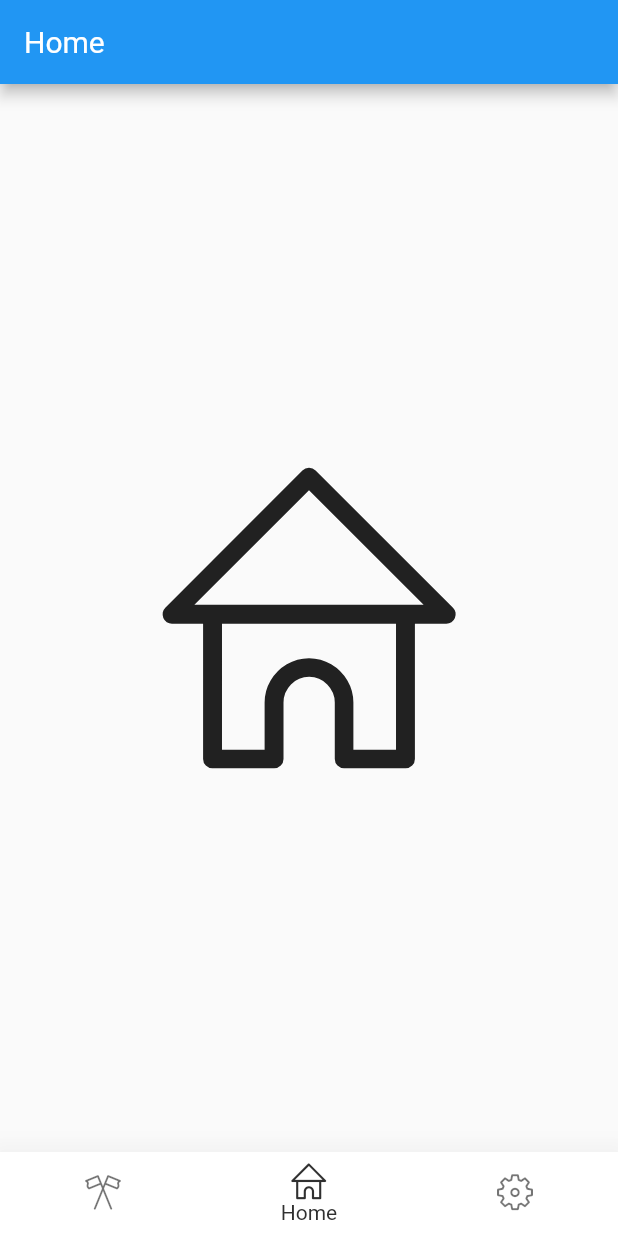
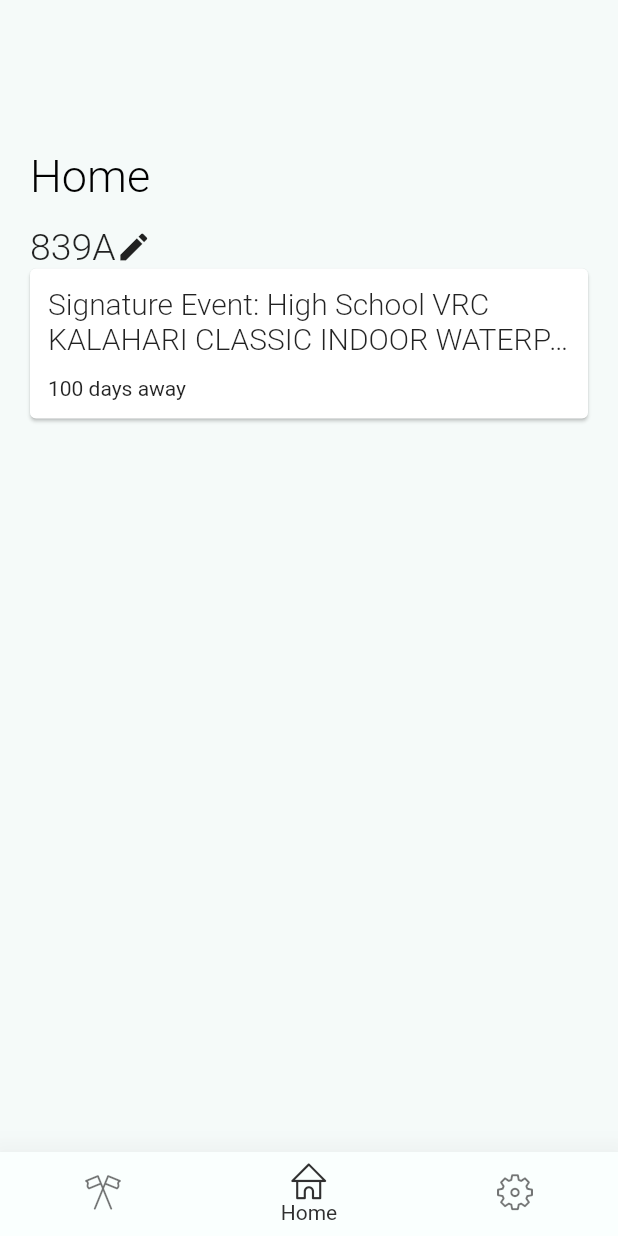
Before and after one commit to elapse-vrc/elapse-app, a Flutter app: the screen it shows after launch, on a phone screen of 412 x 824 dp. Run offline on Flutter 3.47's test engine with Material 2 defaults, Android fonts, the phone set to English and light mode, and no system bars.

Commit message:
starting homepage
only has team number, edit icon, and nexr tournament card rn

```diff
--- a/elapse/lib/main.dart
+++ b/elapse/lib/main.dart
@@ -81,7 +81,7 @@ class _MyStatefulWidgetState extends State<MyStatefulWidget> {
         currentIndex: _selectedIndex,
         selectedItemColor: Colors.grey[850],
         onTap: _onItemTapped,
-        backgroundColor: Colors.white,
+        backgroundColor: const Color.fromARGB(255, 250, 255, 254),
         elevation: 20,
       ),
     );
--- a/elapse/lib/pages/home.dart
+++ b/elapse/lib/pages/home.dart
@@ -2,17 +2,94 @@ import 'package:elapse/elapse_icons_icons.dart';
 import 'package:flutter/cupertino.dart';
 import 'package:flutter/material.dart';
 
-class HomePage extends StatelessWidget {
+/*class HomePage extends StatelessWidget {
   const HomePage({Key key}) : super(key: key);
 
   @override
   Widget build(BuildContext context) {
     return Scaffold(
-      appBar: AppBar(
-        title: Text("Home"),
+      body: Center(
+        child: Text("home")
       ),
-      body: Center(
-        child: Icon(ElapseIcons.home, size: 200,)
+    );
+  }
+}*/
+
+class HomePage extends StatefulWidget {
+  const HomePage({Key key}) : super(key: key);
+  @override
+  _HomePageState createState() => _HomePageState();
+}
+
+class _HomePageState extends State<HomePage> {
+  @override
+  Widget build(BuildContext context) {
+    return MaterialApp(
+      debugShowCheckedModeBanner: false,
+      title: 'Match Screen',
+      theme: ThemeData(
+        primarySwatch: Colors.blue,
+      ),
+      home: Container(
+        color: const Color.fromARGB(255, 245, 250, 249),
+        child: SafeArea(
+          child: Scaffold(
+            backgroundColor: const Color.fromARGB(255, 245, 250, 249),
+            body: CustomScrollView(
+              physics: NeverScrollableScrollPhysics(),
+              slivers: <Widget>[
+                  SliverAppBar (
+                  backgroundColor: const Color.fromARGB(255, 245, 250, 249),
+                  expandedHeight: 150.0,
+                  flexibleSpace: const FlexibleSpaceBar(
+                    title: Text('Home', textAlign: TextAlign.left, style: TextStyle(color: Colors.black, fontWeight: FontWeight.w300),),
+                    titlePadding: EdgeInsetsDirectional.only(start: 20, bottom: 16),
+                  ),
+                  floating: false,
+                  pinned: true,
+                  elevation: 8,
+                ),
+                SliverFillRemaining (
+                  child: Padding(
+                    padding: const EdgeInsets.symmetric(horizontal: 20.0),
+                    child: Column(
+                      crossAxisAlignment: CrossAxisAlignment.stretch,
+                      children: <Widget>[
+                        Row (
+                          children: <Widget>[
+                            Text('839A', style: TextStyle(fontSize: 25, fontWeight: FontWeight.w300),),
+                            Icon(Icons.edit),
+                          ],
+                        ),
+                        Card (
+                          margin: const EdgeInsets.all(0.0),
+                          child: Padding (
+                            padding: const EdgeInsets.all(12.0),
+                            child: Column (
+                              crossAxisAlignment: CrossAxisAlignment.stretch,
+                              children: <Widget>[
+                                Container(
+                                  height: 60,
+                                  child: Text('Signature Event: High School VRC KALAHARI CLASSIC INDOOR WATERPARK MULTI-STATE EVENT',
+                                    style: TextStyle(fontSize: 20, fontWeight: FontWeight.w300),
+                                    softWrap: true,
+                                    overflow: TextOverflow.ellipsis,
+                                    maxLines: 2,
+                                  ),
+                                ),
+                                Text('100 days away'),
+                              ],
+                            ),
+                          ),
+                        )
+                      ],
+                    ),
+                  ),
+                )
+              ],
+            )
+          ),
+        ),
       ),
     );
   }
```
